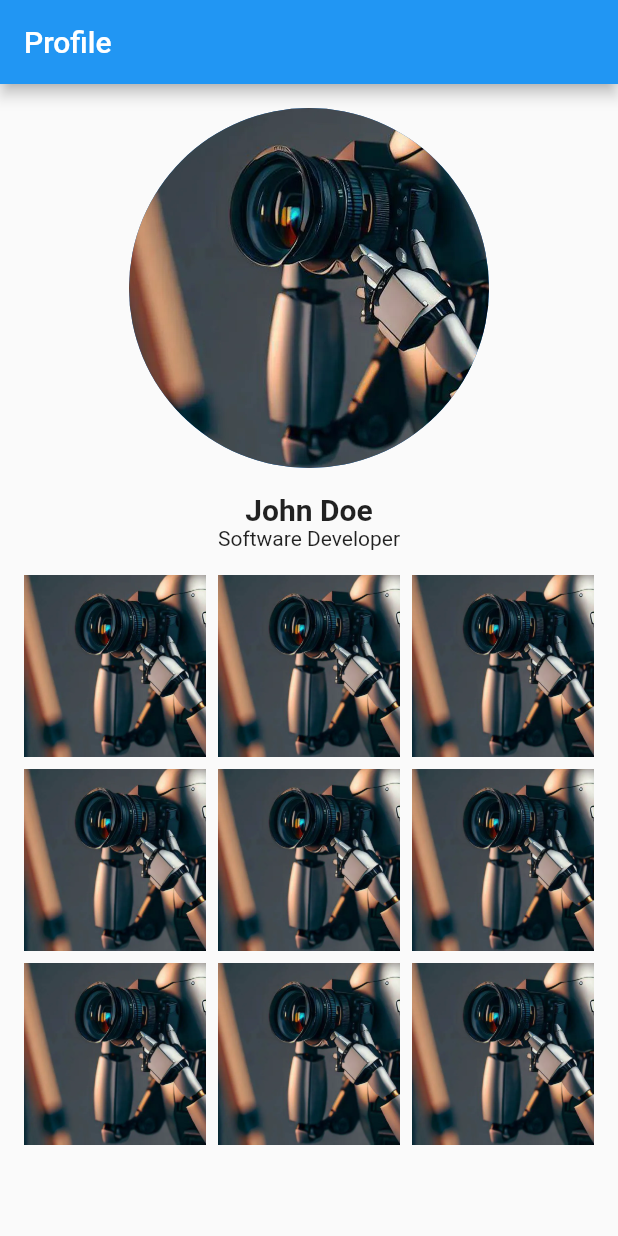
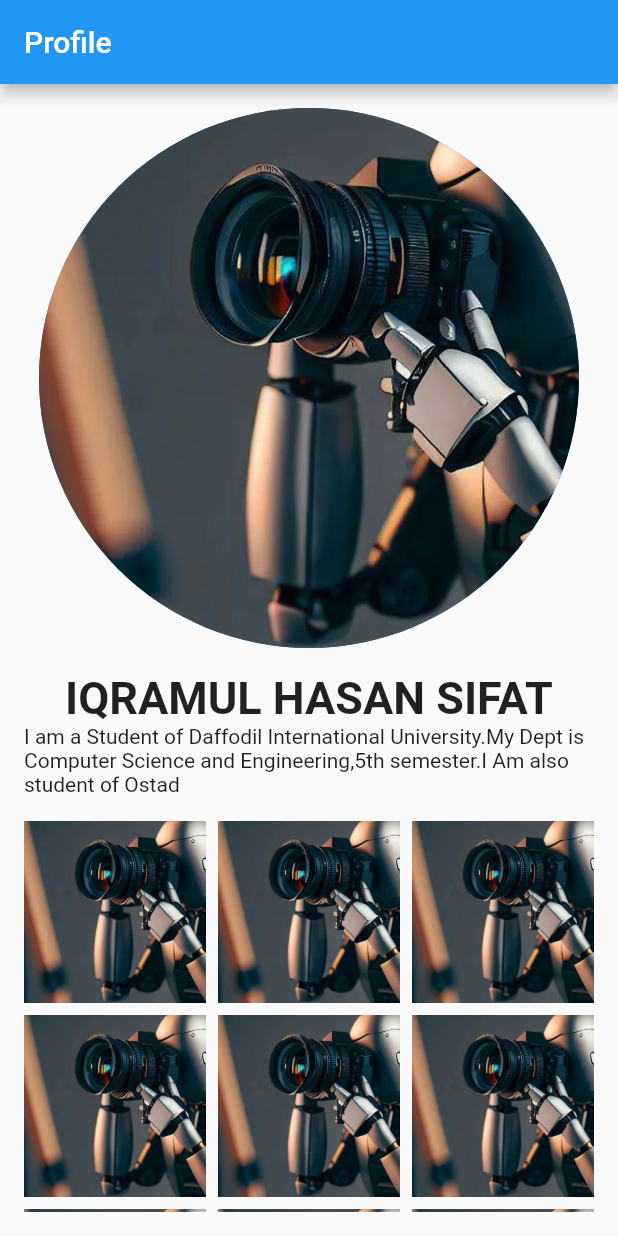
Before and after one commit to sifat5256/ass_08_ostad, a Flutter app: the screen it shows after launch, on a phone screen of 412 x 824 dp. Run offline on Flutter 3.47's test engine with Material 2 defaults, Android fonts, the phone set to English and light mode, and no system bars.

Commit message:
Commit msg

```diff
--- a/lib/main.dart
+++ b/lib/main.dart
@@ -33,12 +33,12 @@ class MyApp extends StatelessWidget {
       crossAxisAlignment: CrossAxisAlignment.center,
       children: [
         CircleAvatar(
-          radius: 120.0,
+          radius: 180.0,
           backgroundImage: AssetImage('assets/img.png'), // Replace with your image
         ),
         SizedBox(height: 16.0),
-        Text('John Doe', style: TextStyle(fontSize: 20.0, fontWeight: FontWeight.bold)),
-        Text('Software Developer'),
+        Text('IQRAMUL HASAN SIFAT', style: TextStyle(fontSize: 30.0, fontWeight: FontWeight.bold)),
+        Text("I am a Student of Daffodil International University.My Dept is Computer Science and Engineering,5th semester.I Am also student of Ostad"),
         SizedBox(height: 16.0),
         Expanded(
           child: GridView.builder(
@@ -66,17 +66,19 @@ class MyApp extends StatelessWidget {
     return Row(
       crossAxisAlignment: CrossAxisAlignment.start,
       children: [
-        CircleAvatar(
-          radius: 150.0,
-          backgroundImage: AssetImage('assets/img.png'), // Replace with your image
+        Center(
+          child: CircleAvatar(
+            radius: 150.0,
+            backgroundImage: AssetImage('assets/img.png'), // Replace with your image
+          ),
         ),
         SizedBox(width: 16.0),
         Expanded(
           child: Column(
             crossAxisAlignment: CrossAxisAlignment.start,
             children: [
-              Text('John Doe', style: TextStyle(fontSize: 20.0, fontWeight: FontWeight.bold)),
-              Text('Software Developer'),
+              Text('IQRAMUL HASAN SIFAT', style: TextStyle(fontSize: 20.0, fontWeight: FontWeight.bold)),
+              Text("I am a Student of Daffodil International University.My Dept is Computer Science and Engineering,5th semester.I Am also student of Ostad"),
               SizedBox(height: 16.0),
               Expanded(
                 child: GridView.builder(
```
